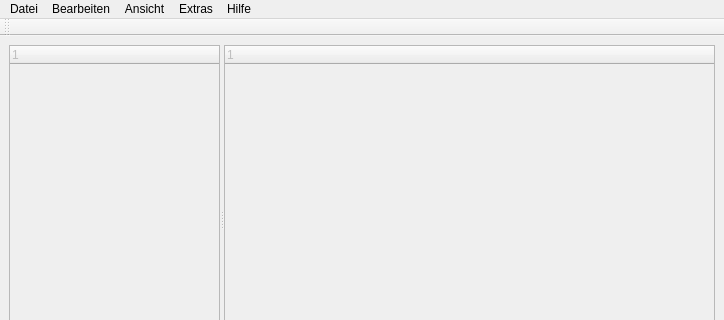
The window that src/forms/MainWindow.ui (thooge/keepassx1) describes before a commit, drawn with Qt 5; both pictures show x 0 to 724 and y 0 to 320 of the 724 by 468 pixel window.
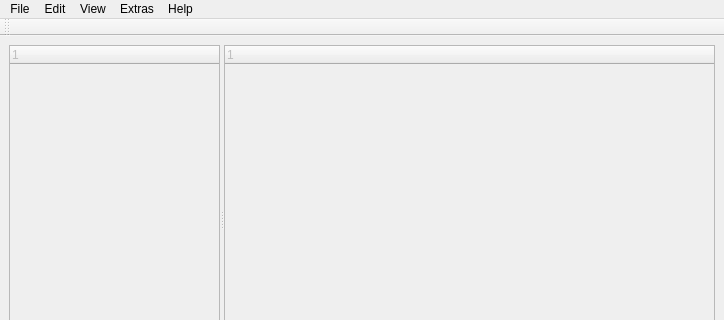
The same window after the commit. Custom widgets are drawn as their Qt base class.

The edit to the form file:
```diff
--- a/src/forms/MainWindow.ui
+++ b/src/forms/MainWindow.ui
@@ -114,14 +114,9 @@
      <height>29</height>
     </rect>
    </property>
-   <widget class="QMenu" name="menuHilfe" >
-    <property name="title" >
-     <string>Hilfe</string>
-    </property>
-   </widget>
    <widget class="QMenu" name="menuDatei" >
     <property name="title" >
-     <string>Datei</string>
+     <string>File</string>
     </property>
     <widget class="QMenu" name="menuImportieren_aus" >
      <property name="title" >
@@ -146,7 +141,7 @@
    </widget>
    <widget class="QMenu" name="menuBearbeiten" >
     <property name="title" >
-     <string>Bearbeiten</string>
+     <string>Edit</string>
     </property>
     <addaction name="EditNewGroupAction" />
     <addaction name="EditEditGroupAction" />
@@ -167,7 +162,7 @@
    </widget>
    <widget class="QMenu" name="menuAnsicht" >
     <property name="title" >
-     <string>Ansicht</string>
+     <string>View</string>
     </property>
     <widget class="QMenu" name="menuSpalten" >
      <property name="title" >
@@ -199,6 +194,12 @@
     </property>
     <addaction name="ExtrasSettingsAction" />
    </widget>
+   <widget class="QMenu" name="menuHilfe" >
+    <property name="title" >
+     <string>Help</string>
+    </property>
+    <addaction name="HelpAboutAction" />
+   </widget>
    <addaction name="menuDatei" />
    <addaction name="menuBearbeiten" />
    <addaction name="menuAnsicht" />
```
Left out of the diff: 95 changed lines with no effect on the pictures.
